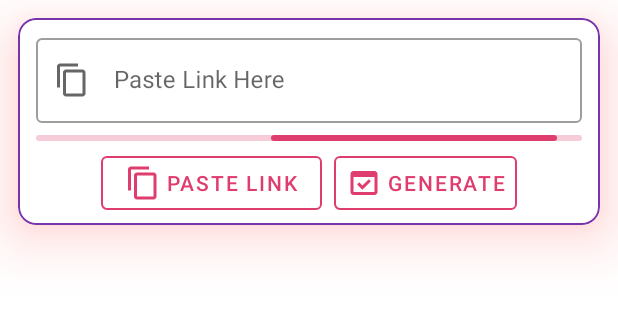
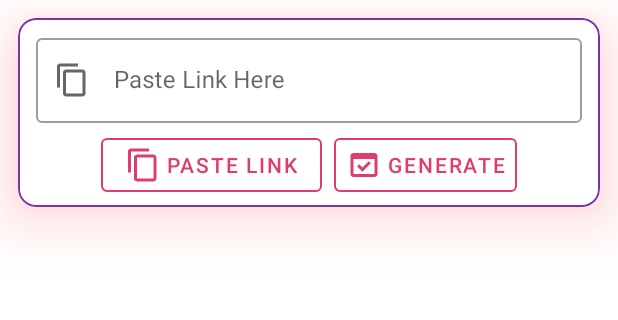
Before and after one commit to subhambikashbehera/InstagramVideoDownloader, an Android app: the screen it shows after launch (MainActivity), on a phone screen of 412 x 824 dp, the part 156-476 px from its top. Run offline under Robolectric (Android 15) with nearby library versions, the phone set to English and light mode, and no system bars; our stand-ins replace Volley; pictures from the network do not load; 1 statement that could not run was skipped.

Commit message:
progress

```diff
--- a/app/src/main/java/com/subhambikashsubhamgupta/instagramdownloader/DownloadFragment.kt
+++ b/app/src/main/java/com/subhambikashsubhamgupta/instagramdownloader/DownloadFragment.kt
@@ -72,7 +72,7 @@ class DownloadFragment : Fragment(){
         fromclip=view.findViewById(R.id.pastefromclip)
         imgvidcard=view.findViewById(R.id.m2card)
         bottomlayout=view.findViewById(R.id.bottomlayout)
-
+        progress?.visibility = View.GONE
         progress?.isIndeterminate = true
         share?.isEnabled = false
 
@@ -318,6 +318,7 @@ class DownloadFragment : Fragment(){
             downloadableurl = pic_url
             videoView.visibility = View.GONE
             imageview.visibility = View.VISIBLE
+            progress?.visibility = View.GONE
 
             Glide
                 .with(this)
--- a/app/src/main/java/com/subhambikashsubhamgupta/instagramdownloader/MainActivity.kt
+++ b/app/src/main/java/com/subhambikashsubhamgupta/instagramdownloader/MainActivity.kt
@@ -43,8 +43,6 @@ class MainActivity : AppCompatActivity() {
             }
 
         }.attach()
-
-
 
 
 
--- a/app/src/main/res/layout/fragment_download.xml
+++ b/app/src/main/res/layout/fragment_download.xml
@@ -112,12 +112,12 @@
                android:text="share"
                android:textColor="@color/purple_200"
 
+               android:visibility="gone"
                app:icon="@drawable/ic_share"
                app:iconGravity="textStart"
                app:iconPadding="4dp"
                app:strokeColor="@color/purple_200"
-               app:strokeWidth="1dp"
-               tools:visibility="visible" />
+               app:strokeWidth="1dp" />
 
            <Button
                android:id="@+id/download"
```
